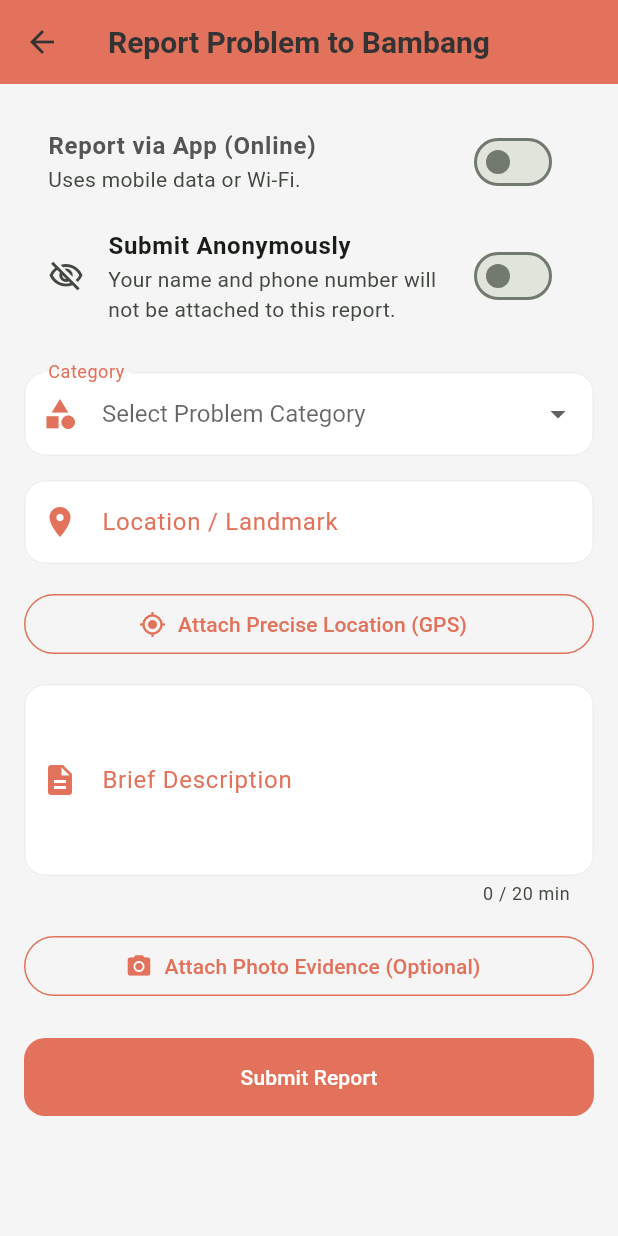
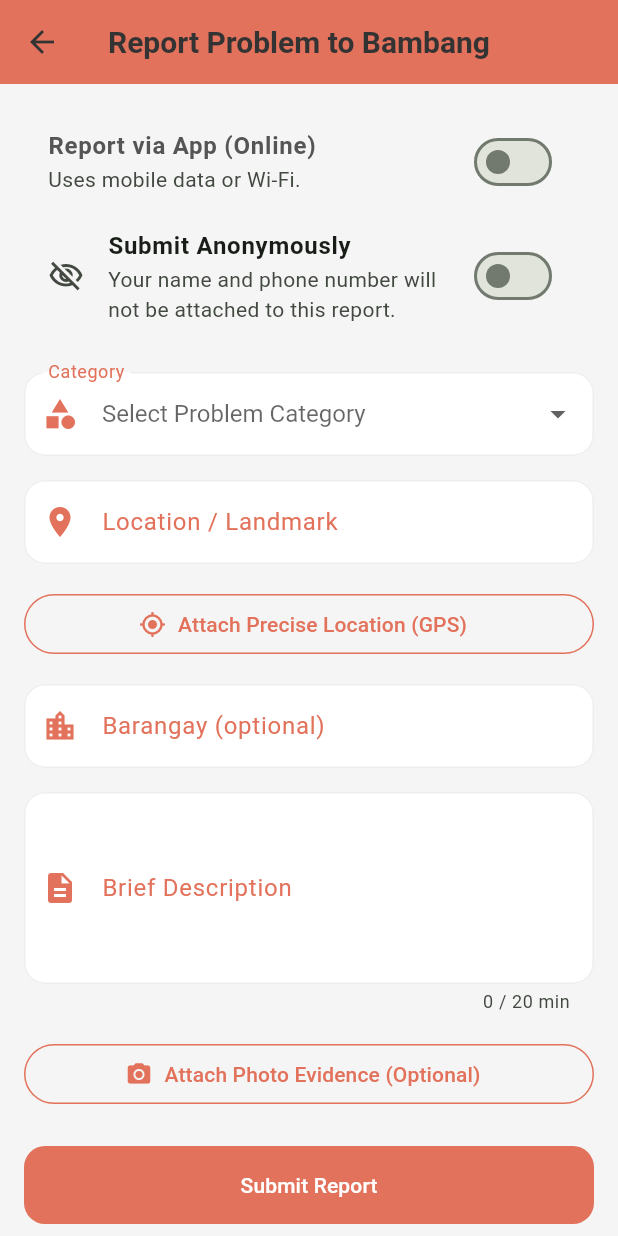
Before and after one commit to Project-Vizcaya/One-Vizcaya, a Flutter app: the ReportProblemScreen screen opened by its route, on a phone screen of 412 x 824 dp. Run offline on Flutter 3.47's test engine with Material 3 defaults, Android fonts, the phone set to English and light mode, and no system bars; our stand-ins replace cloud_firestore, firebase_auth, firebase_core, firebase_messaging, firebase_storage, flutter_image_compress and 8 more; missing offline and left inert: firebase_app_check; accounts and stored records are empty; generated files the repository leaves out were written again.

Commit message:
Add barangay field to report submission form and data model
ProblemReport model gains an optional barangay field serialized to/from
Firestore. ReportProblemScreen adds a plain-text "Barangay (optional)"
input that appears after the GPS button, stores the value in the report,
and clears it on successful submission.

https://claude.ai/code/session_017kLuVimip9R4ubYctBT9qP

```diff
--- a/one_vizcaya/lib/domain/models/problem_report.dart
+++ b/one_vizcaya/lib/domain/models/problem_report.dart
@@ -35,6 +35,9 @@ class ProblemReport {
   // SLA tracking
   final DateTime? resolvedAt;
 
+  // Barangay
+  final String? barangay;
+
   ProblemReport({
     required this.id,
     required this.category,
@@ -58,6 +61,7 @@ class ProblemReport {
     this.escalatedAt,
     this.isAnonymous = false,
     this.resolvedAt,
+    this.barangay,
   });
 
   factory ProblemReport.fromFirestore(DocumentSnapshot doc) {
@@ -92,6 +96,7 @@ class ProblemReport {
       escalatedAt: (data['escalatedAt'] as Timestamp?)?.toDate(),
       isAnonymous: data['isAnonymous'] as bool? ?? false,
       resolvedAt: (data['resolvedAt'] as Timestamp?)?.toDate(),
+      barangay: data['barangay'] as String?,
     );
   }
 
@@ -124,6 +129,7 @@ class ProblemReport {
       'resolvedAt': resolvedAt != null
           ? Timestamp.fromDate(resolvedAt!)
           : null,
+      'barangay': barangay ?? '',
     };
   }
 }
--- a/one_vizcaya/lib/presentation/screens/report_problem_screen.dart
+++ b/one_vizcaya/lib/presentation/screens/report_problem_screen.dart
@@ -33,6 +33,7 @@ class _ReportProblemScreenState extends State<ReportProblemScreen> {
   ReportCategory? _selectedCategory;
   final _descriptionController = TextEditingController();
   final _locationController = TextEditingController();
+  late final TextEditingController _barangayController;
   bool _isOffline = false;
   bool _isAnonymous = false;
   bool _isGettingLocation = false;
@@ -49,6 +50,12 @@ class _ReportProblemScreenState extends State<ReportProblemScreen> {
   DateTime? _photoTimestamp;
   double? _photoLatitude;
   double? _photoLongitude;
+
+  @override
+  void initState() {
+    super.initState();
+    _barangayController = TextEditingController();
+  }
 
   Future<void> _getLocation() async {
     setState(() => _isGettingLocation = true);
@@ -203,12 +210,16 @@ class _ReportProblemScreenState extends State<ReportProblemScreen> {
         photoLatitude: _photoLatitude,
         photoLongitude: _photoLongitude,
         isAnonymous: _isAnonymous,
+        barangay: _barangayController.text.trim().isEmpty
+            ? null
+            : _barangayController.text.trim(),
       );
 
       await _reportRepository.submitReport(report, userId);
 
       _locationController.clear();
       _descriptionController.clear();
+      _barangayController.clear();
       if (!mounted) return;
       setState(() {
         _selectedCategory = null;
@@ -438,6 +449,19 @@ class _ReportProblemScreenState extends State<ReportProblemScreen> {
               ),
               const SizedBox(height: 16),
               TextFormField(
+                controller: _barangayController,
+                decoration: InputDecoration(
+                  labelText: 'Barangay (optional)',
+                  hintText: 'Enter your barangay name',
+                  prefixIcon: Icon(Icons.location_city_outlined, color: primaryLguColor),
+                  focusedBorder: OutlineInputBorder(
+                    borderSide: BorderSide(color: primaryLguColor, width: 2),
+                  ),
+                  labelStyle: TextStyle(color: primaryLguColor),
+                ),
+              ),
+              const SizedBox(height: 16),
+              TextFormField(
                 controller: _descriptionController,
                 decoration: InputDecoration(
                   labelText: 'Brief Description',
@@ -613,6 +637,7 @@ class _ReportProblemScreenState extends State<ReportProblemScreen> {
   void dispose() {
     _descriptionController.dispose();
     _locationController.dispose();
+    _barangayController.dispose();
     super.dispose();
   }
 
```
